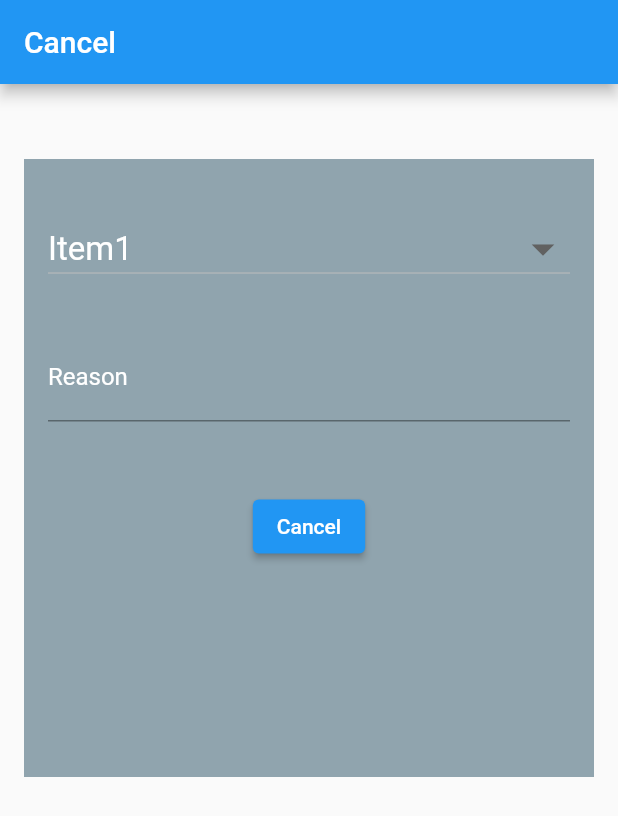
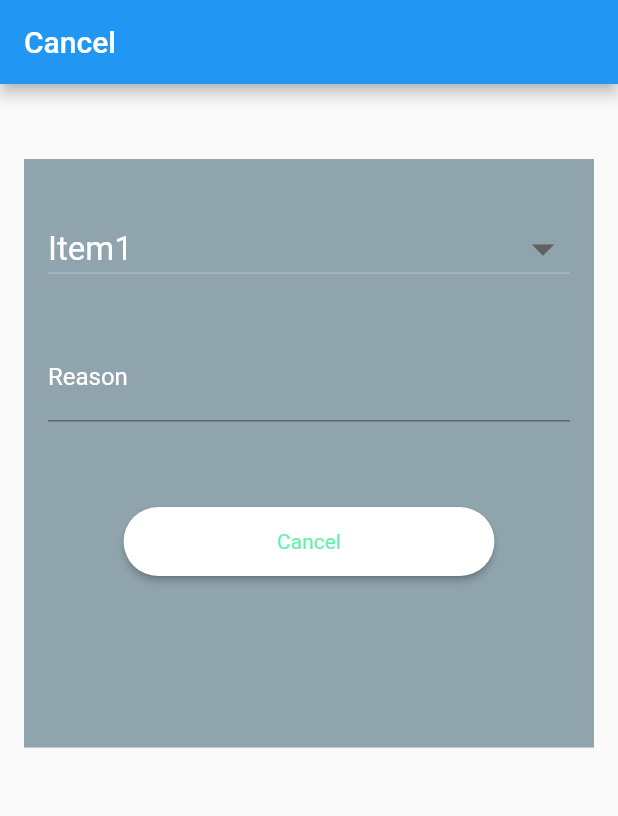
Before and after one commit to KhushiiBiswas/vcure_dr, a Flutter app: the screen it shows after launch, on a phone screen of 412 x 824 dp. Shown: the top 816 px of the screen. Run offline on Flutter 3.47's test engine with Material 2 defaults, Android fonts, the phone set to English and light mode, and no system bars.

Commit message:
Final CHanges

```diff
--- a/lib/pages/Appointment/Cancel_Appointment.dart
+++ b/lib/pages/Appointment/Cancel_Appointment.dart
@@ -31,7 +31,7 @@ class _CancelState extends State<Cancel> {
       body: Padding(
         padding: const EdgeInsets.only(top:50.0,left: 16,right: 16),
         child: Container(
-          height: size.height/2,
+          height: size.height/2.1,
           width: size.width,
           decoration: BoxDecoration(
             color: Colors.blueGrey.shade300
@@ -59,13 +59,11 @@ class _CancelState extends State<Cancel> {
 
             Padding(
               padding: const EdgeInsets.only(top:30.0),
-              child: ElevatedButton(
-                onPressed: () {},
+              child: Button(
+                text: "Cancel",press: (){},
+              )
+                ),
 
-                child: Text("Cancel")
-
-                ),
-            )
 
           ],),
         ),
```
